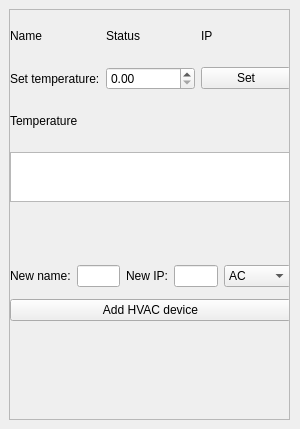
This is hvacwidget.ui in NiMiTZ-code/SmartHomePanel as Qt 5 draws it before an edit. The edited form follows.
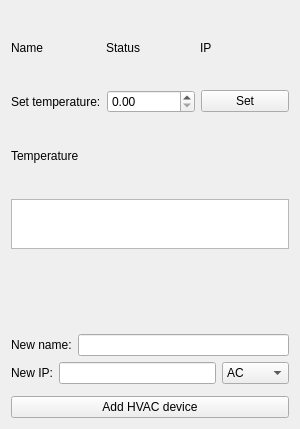
This is the edited form.

Patch:
```diff
--- a/hvacwidget.ui
+++ b/hvacwidget.ui
@@ -25,36 +25,8 @@
   <property name="windowTitle">
    <string>Form</string>
   </property>
-  <widget class="QScrollArea" name="scrollArea">
-   <property name="geometry">
-    <rect>
-     <x>9</x>
-     <y>9</y>
-     <width>281</width>
-     <height>411</height>
-    </rect>
-   </property>
-   <property name="widgetResizable">
-    <bool>true</bool>
-   </property>
-   <widget class="QWidget" name="scrollAreaWidgetContents">
-    <property name="geometry">
-     <rect>
-      <x>0</x>
-      <y>0</y>
-      <width>279</width>
-      <height>409</height>
-     </rect>
-    </property>
-    <widget class="QWidget" name="verticalLayoutWidget">
-     <property name="geometry">
-      <rect>
-       <x>0</x>
-       <y>0</y>
-       <width>281</width>
-       <height>411</height>
-      </rect>
-     </property>
+  <layout class="QGridLayout" name="gridLayout">
+   <item row="0" column="0">
      <layout class="QVBoxLayout" name="verticalLayout">
       <property name="spacing">
        <number>6</number>
@@ -162,10 +134,9 @@
        </layout>
       </item>
       <item>
-       <layout class="QHBoxLayout" name="horizontalLayout_6">
-        <property name="bottomMargin">
-         <number>6</number>
-        </property>
+      <layout class="QVBoxLayout" name="verticalLayout_2">
+       <item>
+        <layout class="QHBoxLayout" name="horizontalLayout_2">
         <item>
          <widget class="QLabel" name="label_8">
           <property name="text">
@@ -176,6 +147,13 @@
         <item>
          <widget class="QLineEdit" name="newDeviceNameLiEd"/>
         </item>
+        </layout>
+       </item>
+       <item>
+        <layout class="QHBoxLayout" name="horizontalLayout_6">
+         <property name="bottomMargin">
+          <number>6</number>
+         </property>
         <item>
          <widget class="QLabel" name="label">
           <property name="text">
@@ -202,6 +180,8 @@
         </item>
        </layout>
       </item>
+      </layout>
+     </item>
       <item>
        <widget class="QPushButton" name="addHVACdeviceButton">
         <property name="text">
@@ -209,26 +189,9 @@
         </property>
        </widget>
       </item>
-      <item>
-       <spacer name="verticalSpacer">
-        <property name="orientation">
-         <enum>Qt::Orientation::Vertical</enum>
-        </property>
-        <property name="sizeType">
-         <enum>QSizePolicy::Policy::Fixed</enum>
-        </property>
-        <property name="sizeHint" stdset="0">
-         <size>
-          <width>10</width>
-          <height>100</height>
-         </size>
-        </property>
-       </spacer>
-      </item>
-     </layout>
-    </widget>
-   </widget>
-  </widget>
+    </layout>
+   </item>
+  </layout>
  </widget>
  <resources/>
  <connections/>
```
Lines whose indentation alone changed are shown as unchanged.
